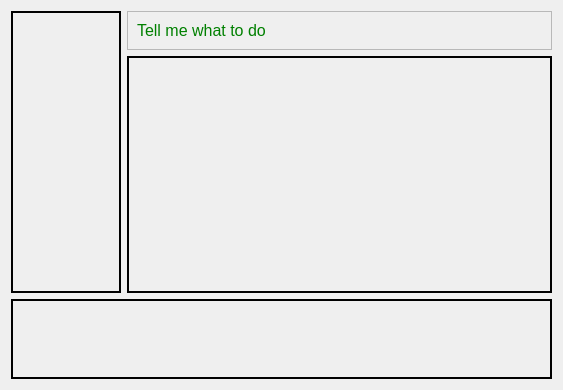
Qt form src/resources/main.ui (open-AIMS/reefscan_desktop_data_manager) before a commit.
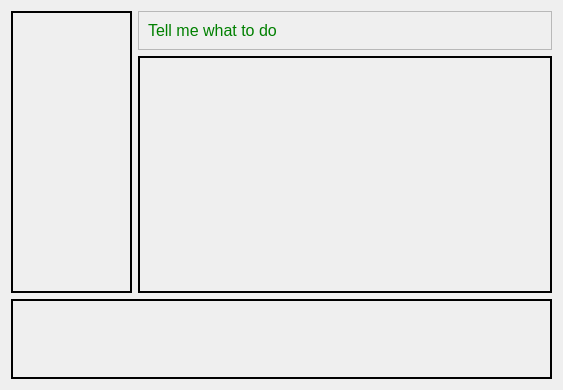
The same form after that commit.

Diff of the .ui file:
```diff
--- a/src/resources/main.ui
+++ b/src/resources/main.ui
@@ -17,7 +17,7 @@
    <item row="1" column="1">
     <widget class="QFrame" name="mainFrame">
      <property name="sizePolicy">
-      <sizepolicy hsizetype="Preferred" vsizetype="Expanding">
+      <sizepolicy hsizetype="Preferred" vsizetype="Preferred">
        <horstretch>0</horstretch>
        <verstretch>0</verstretch>
       </sizepolicy>
@@ -31,7 +31,20 @@
      <property name="frameShadow">
       <enum>QFrame::Raised</enum>
      </property>
-     <layout class="QGridLayout" name="gridLayout_3"/>
+     <layout class="QGridLayout" name="gridLayout_3">
+      <property name="leftMargin">
+       <number>0</number>
+      </property>
+      <property name="topMargin">
+       <number>0</number>
+      </property>
+      <property name="rightMargin">
+       <number>0</number>
+      </property>
+      <property name="bottomMargin">
+       <number>0</number>
+      </property>
+     </layout>
     </widget>
    </item>
    <item row="2" column="0" colspan="2">
@@ -63,7 +76,7 @@
    <item row="0" column="1">
     <widget class="QFrame" name="frame">
      <property name="sizePolicy">
-      <sizepolicy hsizetype="Preferred" vsizetype="Minimum">
+      <sizepolicy hsizetype="Preferred" vsizetype="Maximum">
        <horstretch>0</horstretch>
        <verstretch>0</verstretch>
       </sizepolicy>
@@ -77,6 +90,12 @@
      <layout class="QGridLayout" name="gridLayout_5">
       <item row="0" column="0">
        <widget class="QLabel" name="hint_label">
+        <property name="sizePolicy">
+         <sizepolicy hsizetype="Minimum" vsizetype="Maximum">
+          <horstretch>0</horstretch>
+          <verstretch>0</verstretch>
+         </sizepolicy>
+        </property>
         <property name="font">
          <font>
           <pointsize>12</pointsize>
@@ -96,17 +115,23 @@
    <item row="0" column="0" rowspan="2">
     <widget class="QFrame" name="workflowFrame">
      <property name="sizePolicy">
-      <sizepolicy hsizetype="Fixed" vsizetype="Preferred">
+      <sizepolicy hsizetype="Minimum" vsizetype="Preferred">
        <horstretch>0</horstretch>
        <verstretch>0</verstretch>
       </sizepolicy>
      </property>
      <property name="minimumSize">
       <size>
-       <width>110</width>
+       <width>0</width>
        <height>0</height>
       </size>
      </property>
+     <property name="maximumSize">
+      <size>
+       <width>121</width>
+       <height>16777215</height>
+      </size>
+     </property>
      <property name="styleSheet">
       <string notr="true">QFrame#workflowFrame{border: 2px solid black;}</string>
      </property>
```
Left out of the diff: 2 changed lines with no effect on the pictures.
